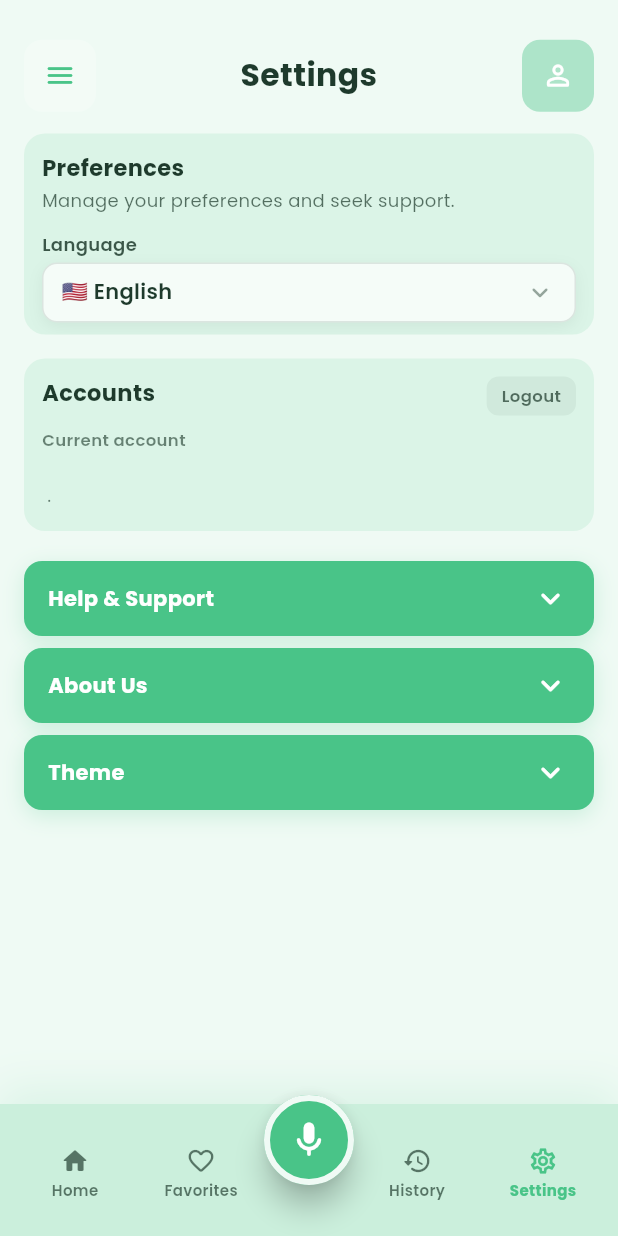
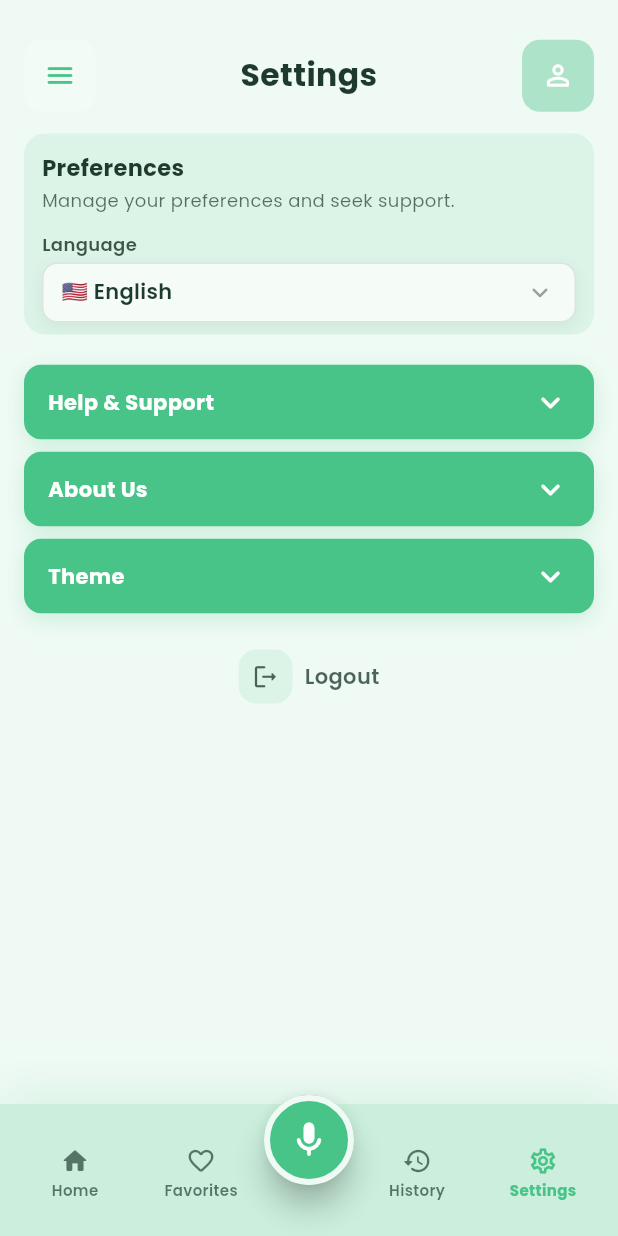
Before and after one commit to cmc06-boop/Taptalk, a Flutter app: the SettingsScreen screen opened directly, on a phone screen of 412 x 824 dp. Run offline on Flutter 3.47's test engine with Material 3 defaults, Android fonts, the phone set to English and light mode, and no system bars; our stand-ins replace cloud_firestore, connectivity_plus, firebase_auth, firebase_core, firebase_storage, flutter_tts and 11 more; missing offline and left inert: firebase_app_check, mobile_scanner; accounts and stored records are empty.

Commit message:
Natanggal na sa settings

```diff
--- a/lib/screens/settings_screen.dart
+++ b/lib/screens/settings_screen.dart
@@ -5,7 +5,6 @@ import 'package:provider/provider.dart';
 import '../core/constants/app_spacing.dart';
 import '../core/l10n/app_strings.dart';
 import '../core/theme/theme_tokens.dart';
-import '../core/utils/auth_validation.dart';
 import '../providers/app_state.dart';
 import '../widgets/learner_scaffold.dart';
 import '../widgets/language_dropdown_field.dart';
@@ -106,87 +105,6 @@ class _SettingsScreenState extends State<SettingsScreen> {
             ),
           ),
           const SizedBox(height: AppSpacing.lg),
-          Padding(
-            padding: const EdgeInsets.symmetric(horizontal: AppSpacing.lg),
-            child: Container(
-              width: double.infinity,
-              padding: const EdgeInsets.all(AppSpacing.md),
-              decoration: BoxDecoration(
-                color: theme.bgMid.withValues(alpha: 0.55),
-                borderRadius: BorderRadius.circular(14),
-              ),
-              child: Column(
-                crossAxisAlignment: CrossAxisAlignment.stretch,
-                children: [
-                  Row(
-                    crossAxisAlignment: CrossAxisAlignment.start,
-                    children: [
-                      Expanded(
-                        child: Text(
-                          AppStrings.accountsSection(lang),
-                          style: GoogleFonts.poppins(
-                            fontSize: 15,
-                            fontWeight: FontWeight.w800,
-                            color: theme.textMain,
-                          ),
-                        ),
-                      ),
-                      Material(
-                        color: theme.textMain.withValues(alpha: 0.06),
-                        borderRadius: BorderRadius.circular(8),
-                        child: InkWell(
-                          onTap: app.logout,
-                          borderRadius: BorderRadius.circular(8),
-                          child: Padding(
-                            padding: const EdgeInsets.symmetric(
-                              horizontal: 10,
-                              vertical: 5,
-                            ),
-                            child: Text(
-                              AppStrings.logout(lang),
-                              style: GoogleFonts.poppins(
-                                fontSize: 11,
-                                fontWeight: FontWeight.w600,
-                                color: theme.textMain.withValues(alpha: 0.72),
-                              ),
-                            ),
-                          ),
-                        ),
-                      ),
-                    ],
-                  ),
-                  if (app.user != null) ...[
-                    const SizedBox(height: AppSpacing.sm),
-                    Text(
-                      AppStrings.currentAccount(lang),
-                      style: GoogleFonts.poppins(
-                        fontSize: 11,
-                        fontWeight: FontWeight.w600,
-                        color: theme.textMain.withValues(alpha: 0.62),
-                      ),
-                    ),
-                    const SizedBox(height: 4),
-                    Text(
-                      app.user!.fullName,
-                      style: GoogleFonts.poppins(
-                        fontSize: 14,
-                        fontWeight: FontWeight.w700,
-                        color: theme.textMain,
-                      ),
-                    ),
-                    Text(
-                      '${AppStrings.accountRoleLabel(lang, app.user!.role)} · ${AuthValidation.normalizeEmail(app.user!.email)}',
-                      style: GoogleFonts.poppins(
-                        fontSize: 12,
-                        color: theme.textMain.withValues(alpha: 0.68),
-                      ),
-                    ),
-                  ],
-                ],
-              ),
-            ),
-          ),
-          const SizedBox(height: AppSpacing.lg),
           _SettingsAccordion(
             key: const ValueKey('settings_accordion_help'),
             title: AppStrings.helpSupport(lang),
@@ -231,6 +149,53 @@ class _SettingsScreenState extends State<SettingsScreen> {
               onSelect: app.setTheme,
             ),
           ),
+          const SizedBox(height: AppSpacing.lg),
+          Center(
+            child: Material(
+              color: Colors.transparent,
+              borderRadius: BorderRadius.circular(AppSpacing.radiusMd),
+              clipBehavior: Clip.antiAlias,
+              child: InkWell(
+                onTap: app.logout,
+                borderRadius: BorderRadius.circular(AppSpacing.radiusMd),
+                child: Padding(
+                  padding: const EdgeInsets.symmetric(
+                    horizontal: AppSpacing.md,
+                    vertical: AppSpacing.xs,
+                  ),
+                  child: Row(
+                    mainAxisSize: MainAxisSize.min,
+                    children: [
+                      Container(
+                        width: 36,
+                        height: 36,
+                        decoration: BoxDecoration(
+                          color: theme.bgMid.withValues(alpha: 0.55),
+                          borderRadius: BorderRadius.circular(
+                            AppSpacing.radiusSm,
+                          ),
+                        ),
+                        child: Icon(
+                          Icons.logout_rounded,
+                          color: theme.textMain.withValues(alpha: 0.78),
+                          size: 19,
+                        ),
+                      ),
+                      const SizedBox(width: AppSpacing.sm),
+                      Text(
+                        AppStrings.logout(lang),
+                        style: GoogleFonts.poppins(
+                          fontSize: 14,
+                          fontWeight: FontWeight.w600,
+                          color: theme.textMain.withValues(alpha: 0.78),
+                        ),
+                      ),
+                    ],
+                  ),
+                ),
+              ),
+            ),
+          ),
         ],
       ),
     );
@@ -238,10 +203,7 @@ class _SettingsScreenState extends State<SettingsScreen> {
 }
 
 class _ThemePickerGrid extends StatelessWidget {
-  const _ThemePickerGrid({
-    required this.selectedKey,
-    required this.onSelect,
-  });
+  const _ThemePickerGrid({required this.selectedKey, required this.onSelect});
 
   final String selectedKey;
   final ValueChanged<String> onSelect;
@@ -406,8 +368,8 @@ class _SettingsAccordion extends StatelessWidget {
                 Container(
                   width: double.infinity,
                   color: _expandedBodyColor(theme),
-                  padding: expandedPadding ??
-                      const EdgeInsets.all(AppSpacing.md),
+                  padding:
+                      expandedPadding ?? const EdgeInsets.all(AppSpacing.md),
                   child: child,
                 ),
             ],
```
